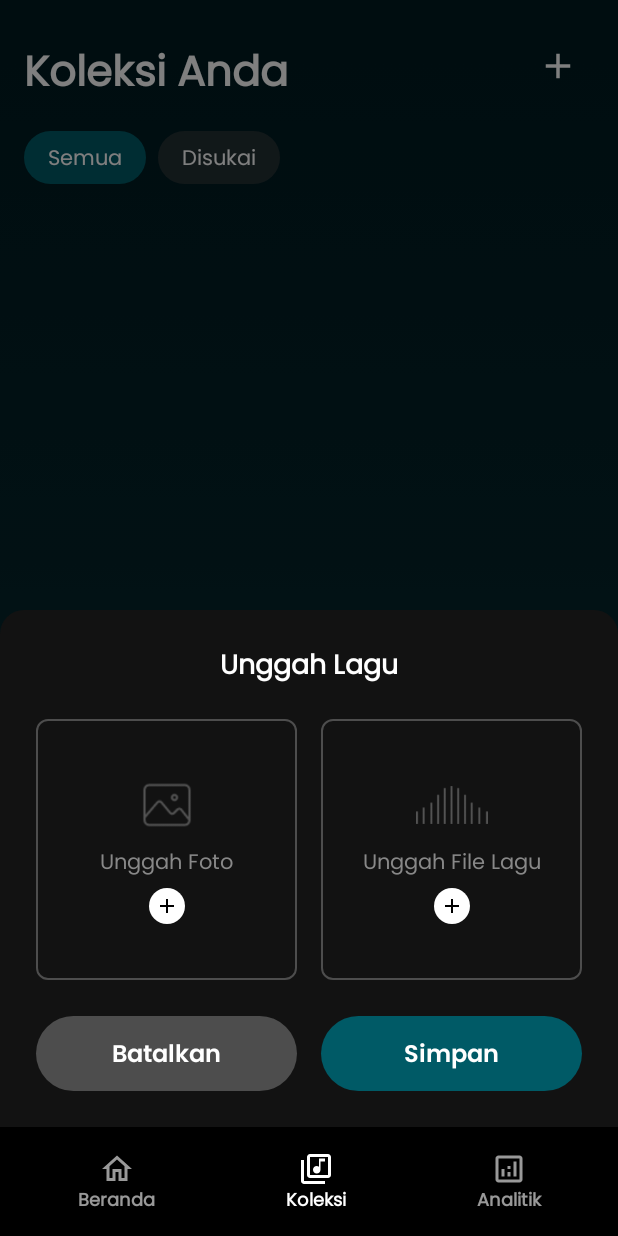
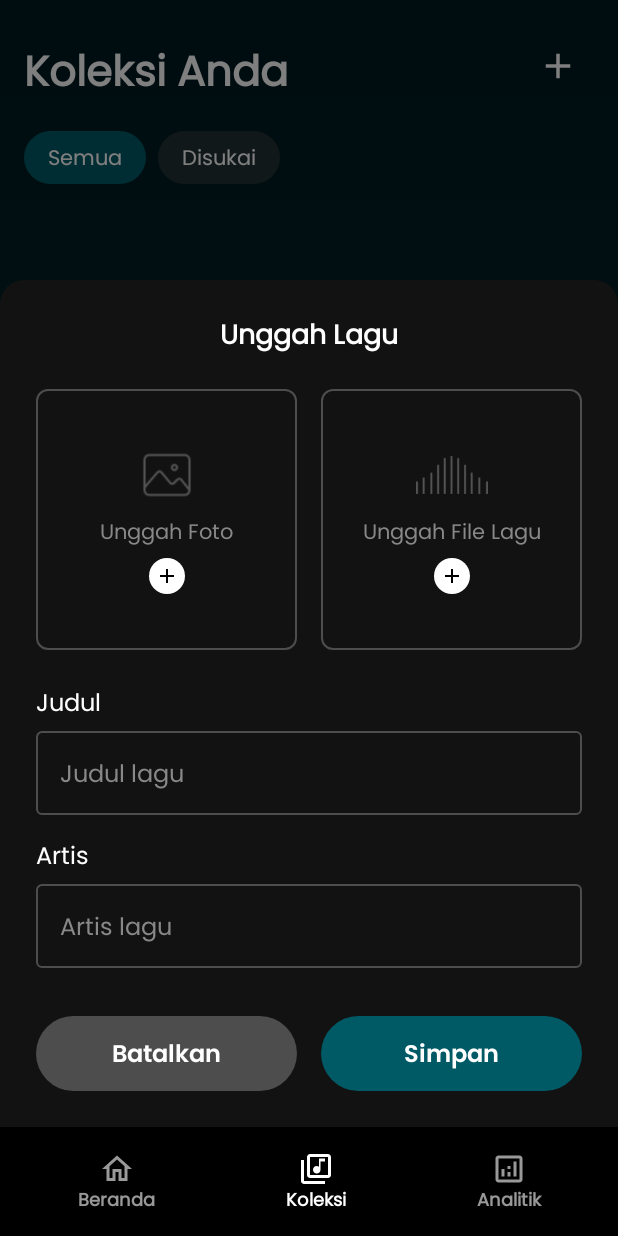
Before and after one commit to Labpro-21/if3210-tubes-mad-2025-if3210-2025-mad-lpg, an Android app built with Jetpack Compose: the LibraryScreen screen opened through its navigation route, after a tap on "Tambahkan ke koleksi", on a phone screen of 412 x 824 dp. Run offline under Robolectric (Android 15) with nearby library versions, the phone set to English and light mode, and no system bars; our stand-ins replace accompanist, livedata-compose; 1 statement that could not run was skipped.

Commit message:
fix: add missing fields in upload bottom sheet due to merging conflict

```diff
--- a/app/src/main/java/com/tubes1/purritify/features/library/presentation/uploadsong/UploadSongBottomSheet.kt
+++ b/app/src/main/java/com/tubes1/purritify/features/library/presentation/uploadsong/UploadSongBottomSheet.kt
@@ -152,6 +152,28 @@ fun UploadSongBottomSheet(
                             )
                         }
 
+                        // title input
+                        InputField(
+                            label = "Judul",
+                            value = state.title,
+                            onValueChange = { viewModel.onTitleChanged(it) },
+                            placeholder = "Judul lagu",
+                            modifier = Modifier
+                                .fillMaxWidth()
+                                .padding(bottom = 16.dp)
+                        )
+
+                        // artist input
+                        InputField(
+                            label = "Artis",
+                            value = state.artist,
+                            onValueChange = { viewModel.onArtistChanged(it) },
+                            placeholder = "Artis lagu",
+                            modifier = Modifier
+                                .fillMaxWidth()
+                                .padding(bottom = 32.dp)
+                        )
+
                         if (isLandscape()) {
                             Row {
                                 // title input
```
